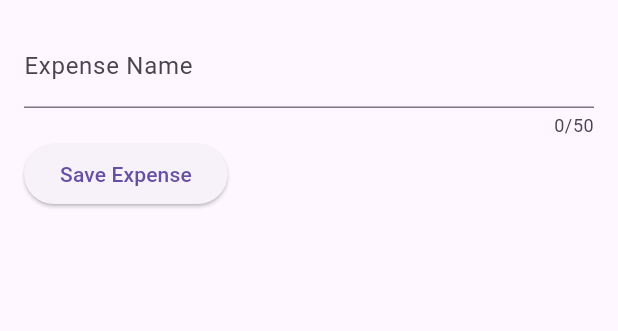
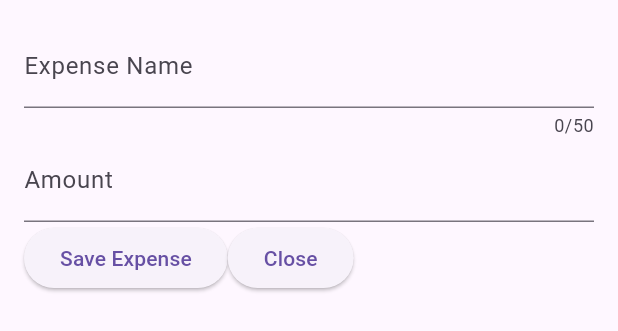
Before and after one commit to djkemmet/GH-Flutter-Bootcamp, a Flutter app: the NewExpense widget shown alone on an empty page, opened directly, on a phone screen of 412 x 824 dp. Shown: the top 331 px of the screen. Run offline on Flutter 3.47's test engine with Material 3 defaults, Android fonts, the phone set to English and light mode, and no system bars; our stand-ins replace google_fonts.

Commit message:
S5V110. Time to Practice: Adding a New Input

```diff
--- a/expense_tracker/expense_tracker/lib/widgets/new_expense.dart
+++ b/expense_tracker/expense_tracker/lib/widgets/new_expense.dart
@@ -12,6 +12,7 @@ class NewExpense extends StatefulWidget{
 class _NewExpenseState extends State<NewExpense> {
 
 final _titleController  = TextEditingController();
+final _amountController = TextEditingController();
 
 @override
 void dispose(){
@@ -30,8 +31,14 @@ void dispose(){
             maxLength: 50,
             decoration: const InputDecoration(label:Text("Expense Name")),
           ),
+          TextField(
+            keyboardType: TextInputType.numberWithOptions(),
+            controller: _amountController,
+            decoration: const InputDecoration(label: Text("Amount")),
+          ),
           Row(children:[
-            ElevatedButton(onPressed: (){print(_titleController.text);}, child: const Text("Save Expense"))
+            ElevatedButton(onPressed: (){print(_titleController.text);print(_amountController.text);}, child: const Text("Save Expense")),
+            ElevatedButton(onPressed: (){Navigator.of(context).pop();}, child:Text("Close"))
           ])
         ]
       ),
```
